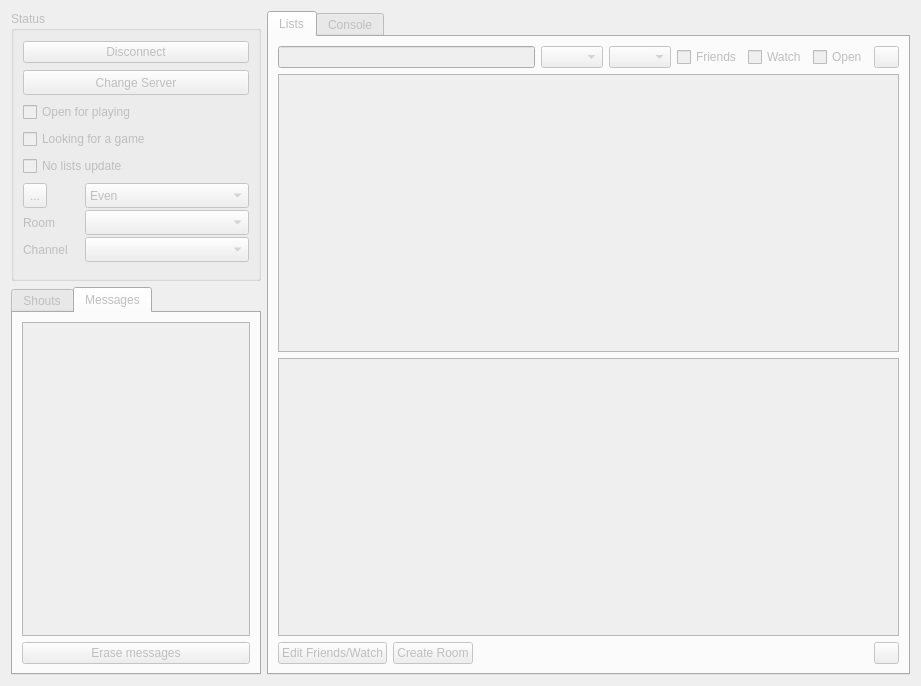
This is src/connectionwidget.ui in pzorin/qgo as Qt 5 draws it before an edit. The edited form follows.
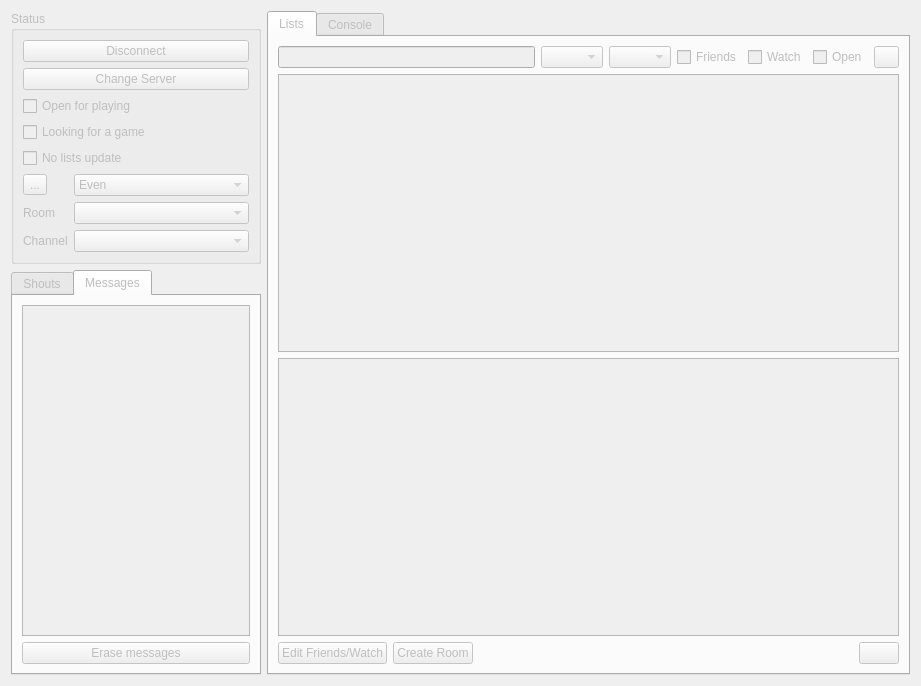
This is the edited form. Icons and pictures are not drawn.

Commit message:
Remove some hard-coded widget sizes
Avoids truncation of the score display

```diff
--- a/src/connectionwidget.ui
+++ b/src/connectionwidget.ui
@@ -19,24 +19,6 @@
   <layout class="QGridLayout" name="gridLayout">
    <item row="0" column="0">
     <widget class="QGroupBox" name="groupBox_3">
-     <property name="sizePolicy">
-      <sizepolicy hsizetype="Expanding" vsizetype="Expanding">
-       <horstretch>0</horstretch>
-       <verstretch>0</verstretch>
-      </sizepolicy>
-     </property>
-     <property name="minimumSize">
-      <size>
-       <width>170</width>
-       <height>270</height>
-      </size>
-     </property>
-     <property name="maximumSize">
-      <size>
-       <width>250</width>
-       <height>270</height>
-      </size>
-     </property>
      <property name="title">
       <string>Status</string>
      </property>
@@ -46,12 +28,6 @@
      <layout class="QVBoxLayout" name="verticalLayout">
       <item>
        <widget class="QPushButton" name="connectButton">
-        <property name="sizePolicy">
-         <sizepolicy hsizetype="Expanding" vsizetype="Fixed">
-          <horstretch>0</horstretch>
-          <verstretch>0</verstretch>
-         </sizepolicy>
-        </property>
         <property name="text">
          <string>Disconnect</string>
         </property>
@@ -65,12 +41,6 @@
       </item>
       <item>
        <widget class="QPushButton" name="changeServerButton">
-        <property name="minimumSize">
-         <size>
-          <width>110</width>
-          <height>25</height>
-         </size>
-        </property>
         <property name="toolTip">
          <string/>
         </property>
@@ -81,12 +51,6 @@
       </item>
       <item>
        <widget class="QCheckBox" name="openCheckBox">
-        <property name="minimumSize">
-         <size>
-          <width>140</width>
-          <height>0</height>
-         </size>
-        </property>
         <property name="toolTip">
          <string>Others can invite you to a match</string>
         </property>
@@ -97,12 +61,6 @@
       </item>
       <item>
        <widget class="QCheckBox" name="lookingCheckBox">
-        <property name="minimumSize">
-         <size>
-          <width>160</width>
-          <height>0</height>
-         </size>
-        </property>
         <property name="text">
          <string>Looking for a game</string>
         </property>
@@ -110,12 +68,6 @@
       </item>
       <item>
        <widget class="QCheckBox" name="quietCheckBox">
-        <property name="minimumSize">
-         <size>
-          <width>140</width>
-          <height>0</height>
-         </size>
-        </property>
         <property name="toolTip">
          <string>Don't receive list updates from server</string>
         </property>
@@ -126,17 +78,8 @@
       </item>
       <item>
        <layout class="QGridLayout" name="gridLayout_3">
-        <property name="spacing">
-         <number>2</number>
-        </property>
         <item row="0" column="0">
          <widget class="QToolButton" name="seekToolButton">
-          <property name="minimumSize">
-           <size>
-            <width>0</width>
-            <height>25</height>
-           </size>
-          </property>
           <property name="toolTip">
            <string>Seek a match</string>
           </property>
@@ -163,12 +106,6 @@
         </item>
         <item row="0" column="1">
          <widget class="QComboBox" name="handicapComboBox">
-          <property name="minimumSize">
-           <size>
-            <width>0</width>
-            <height>25</height>
-           </size>
-          </property>
           <property name="toolTip">
            <string>Set the handicap range you want for seeking games</string>
           </property>
@@ -206,49 +143,23 @@
         </item>
         <item row="1" column="0">
          <widget class="QLabel" name="roomsLabel">
-          <property name="minimumSize">
-           <size>
-            <width>0</width>
-            <height>25</height>
-           </size>
-          </property>
           <property name="text">
            <string>Room</string>
           </property>
          </widget>
         </item>
         <item row="1" column="1">
-         <widget class="QComboBox" name="roomComboBox">
-          <property name="minimumSize">
-           <size>
-            <width>0</width>
-            <height>25</height>
-           </size>
-          </property>
-         </widget>
+         <widget class="QComboBox" name="roomComboBox"/>
         </item>
         <item row="2" column="0">
          <widget class="QLabel" name="channelsLabel">
-          <property name="minimumSize">
-           <size>
-            <width>60</width>
-            <height>25</height>
-           </size>
-          </property>
           <property name="text">
            <string>Channel</string>
           </property>
          </widget>
         </item>
         <item row="2" column="1">
-         <widget class="QComboBox" name="channelComboBox">
-          <property name="minimumSize">
-           <size>
-            <width>0</width>
-            <height>25</height>
-           </size>
-          </property>
-         </widget>
+         <widget class="QComboBox" name="channelComboBox"/>
         </item>
        </layout>
       </item>
@@ -804,8 +715,8 @@
            </property>
            <property name="sizeHint" stdset="0">
             <size>
-             <width>40</width>
-             <height>20</height>
+             <width>0</width>
+             <height>0</height>
             </size>
            </property>
           </spacer>
@@ -818,12 +729,6 @@
              <verstretch>0</verstretch>
             </sizepolicy>
            </property>
-           <property name="maximumSize">
-            <size>
-             <width>25</width>
-             <height>16777215</height>
-            </size>
-           </property>
            <property name="toolTip">
             <string>Refresh games list</string>
            </property>
```
Left out of the diff: 16 changed lines with no effect on the pictures. The commit also changes 2 other files.
